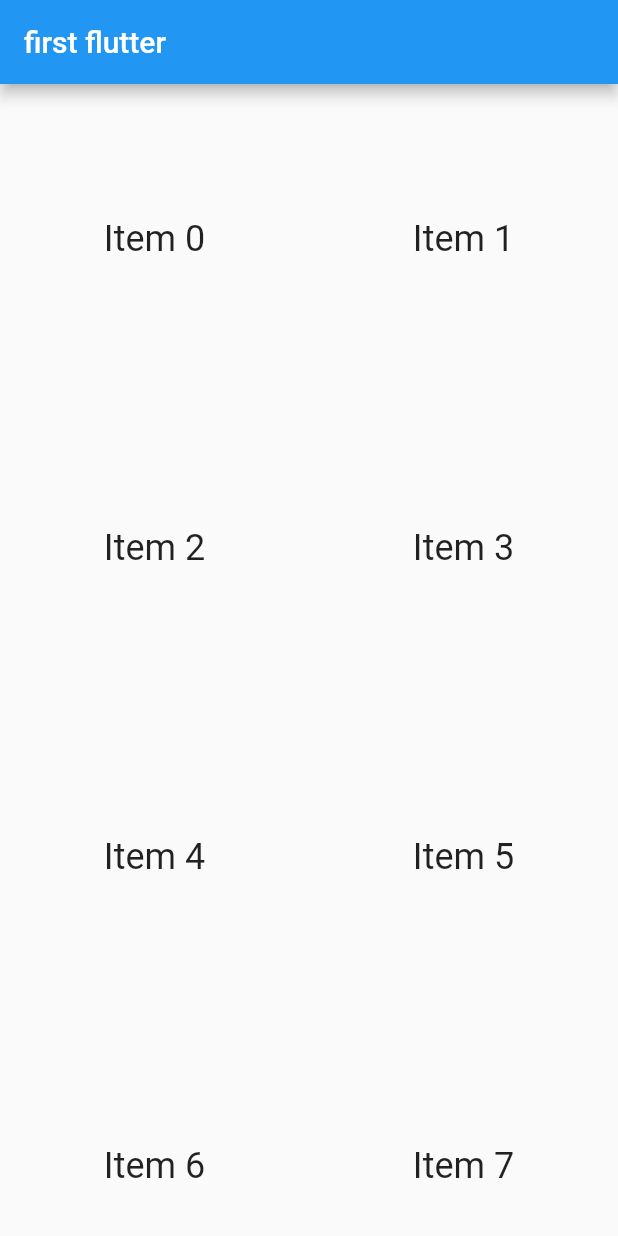
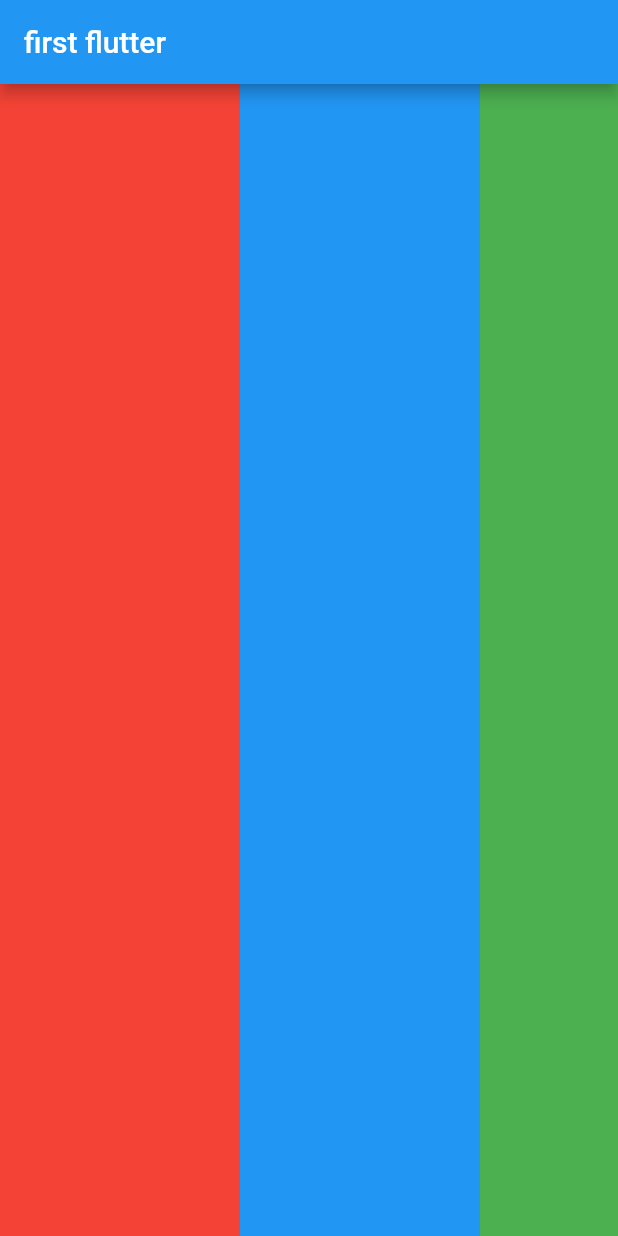
Before and after one commit to 11miyassie/first_flutter_app, a Flutter app: the screen it shows after launch, on a phone screen of 412 x 824 dp. Run offline on Flutter 3.47's test engine with Material 2 defaults, Android fonts, the phone set to English and light mode, and no system bars.

Commit message:
make generate

```diff
--- a/lib/main.dart
+++ b/lib/main.dart
@@ -40,16 +40,31 @@ class _MyHomePageState extends State<MyHomePage> {
       ),
       body: Container(
         width: double.infinity,
-        child: GridView.count(
-          crossAxisCount: 2,
-          children: List.generate(100, (index) {
-            return Center(
-              child: Text(
-                'Item $index',
-                style: Theme.of(context).textTheme.headline5,
-              ),
-            );
-          }),
+        child: ListView(
+          // This next line does the trick.
+          scrollDirection: Axis.horizontal,
+          children: <Widget>[
+            Container(
+              width: 160.0,
+              color: Colors.red,
+            ),
+            Container(
+              width: 160.0,
+              color: Colors.blue,
+            ),
+            Container(
+              width: 160.0,
+              color: Colors.green,
+            ),
+            Container(
+              width: 160.0,
+              color: Colors.yellow,
+            ),
+            Container(
+              width: 160.0,
+              color: Colors.orange,
+            ),
+          ],
         ),
       ),
     );
```
Also changed, not shown: 1 other file.
